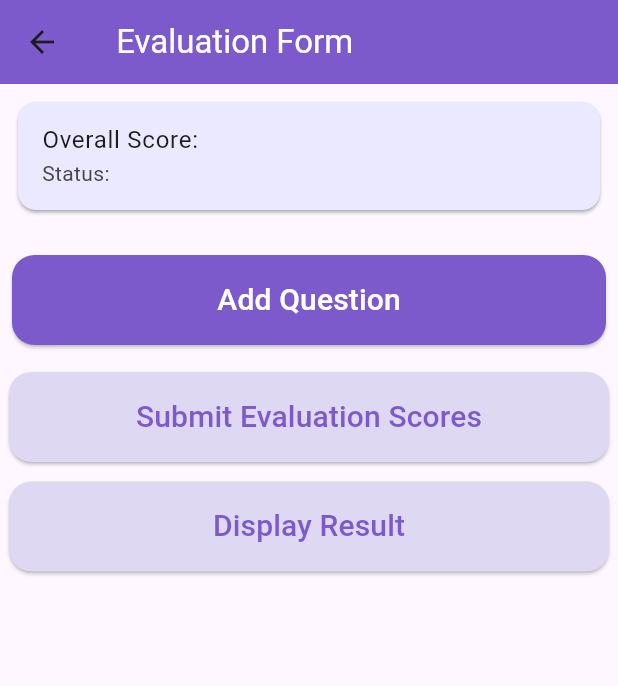
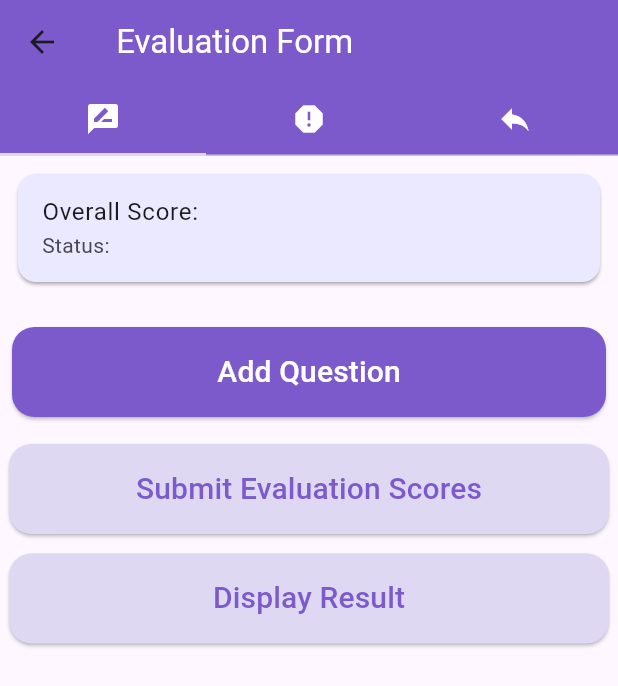
Before and after one commit to mariam-ossama/CareerFusionWithOnboarding, a Flutter app: the EvaluationFormPage screen opened directly with empty values, on a phone screen of 412 x 824 dp. Shown: the top 686 px of the screen. Run offline on Flutter 3.47's test engine with Material 3 defaults, Android fonts, the phone set to English and light mode, and no system bars; our stand-ins replace dio, file_picker, flutter_animation_progress_bar, flutter_local_notifications, google_sign_in, image_picker and 6 more; missing offline and left inert: dart:ffi, flutter_facebook_auth, flutter_pdfview, signalr_netcore; accounts and stored records are empty; network calls fail.

Commit message:
Reports UI

```diff
--- a/lib/main.dart
+++ b/lib/main.dart
@@ -16,6 +16,7 @@ import 'package:career_fusion/screens/candidate_screens/candidate_roadmap_screen
 import 'package:career_fusion/screens/HR_screens/cv_screening_result_screen.dart';
 import 'package:career_fusion/screens/HR_screens/cv_screening_screen.dart';
 import 'package:career_fusion/screens/HR_screens/hr_posts_screen.dart';
+import 'package:career_fusion/screens/candidate_screens/employee_report_screen.dart';
 import 'package:career_fusion/screens/candidate_screens/recommended_jobs_screen.dart';
 import 'package:career_fusion/screens/HR_screens/define_needs_screen.dart';
 import 'package:career_fusion/screens/candidate_screens/edit_user_profile_screen.dart';
@@ -143,6 +144,7 @@ class CareerFusion extends StatelessWidget {
         'HRPostsPage': (context) => HRPostsPage(),
         'CandidateRoadmapPage': (context) => CandidateRoadmapPage(),
         'CompanyEmployeesPage': (context) => CompanyEmployeesPage(),
+        'ReportPage':(context) => ReportPage()
       },
       debugShowCheckedModeBanner: false,
       initialRoute: onboardingCompleted ? 'WelcomePage' : 'OnboardingScreen',
--- a/lib/screens/HR_screens/employee_evaluation_form_screen.dart
+++ b/lib/screens/HR_screens/employee_evaluation_form_screen.dart
@@ -5,7 +5,10 @@ import 'package:career_fusion/models/employee_evaluation_form.dart';
 import 'package:career_fusion/models/evaluation_question.dart';
 import 'package:career_fusion/models/question_actual_score.dart';
 import 'package:career_fusion/widgets/custom_button.dart';
+import 'package:career_fusion/widgets/custom_named_field.dart';
+import 'package:career_fusion/widgets/custom_text_field.dart';
 import 'package:flutter/material.dart';
+import 'package:flutter/widgets.dart';
 import 'package:http/http.dart' as http;
 import 'package:shared_preferences/shared_preferences.dart';
 
@@ -149,7 +152,9 @@ class _EvaluationFormPageState extends State<EvaluationFormPage> {
 
   @override
   Widget build(BuildContext context) {
-    return Scaffold(
+    return DefaultTabController(
+      length: 3,
+      child: Scaffold(
         appBar: AppBar(
           title: Text(
             '${widget.employee.userFullName} Evaluation Form',
@@ -159,8 +164,136 @@ class _EvaluationFormPageState extends State<EvaluationFormPage> {
             overflow: TextOverflow.ellipsis,
           ),
           backgroundColor: mainAppColor,
+          bottom: TabBar(
+            indicatorColor: secondColor,
+            indicatorSize: TabBarIndicatorSize.tab,
+            tabs: [
+            Tab(
+              icon: Icon(Icons.rate_review, color: Colors.white,),
             ),
-      body: SingleChildScrollView(
+            Tab(
+              icon: Icon(Icons.report, color: Colors.white,),
+            ),
+            Tab(
+              icon: Icon(Icons.reply, color: Colors.white,),
+            ),
+          ]),
+        ),
+        body: TabBarView(
+          children:[
+            evaluation_form(),
+            employee_report_creation(),
+            employee_report_display(),
+            ],),
+
+      ),
+    );
+  }
+
+  Widget employee_report_creation(){
+    return Column(
+      children: [
+        SizedBox(height: 10,),
+        CustomNamedField(text: 'Report Title'),
+        CustomTextField(obsecureText: false,
+        hint: 'Enter report title',),
+        SizedBox(height: 10,),
+        CustomNamedField(text: 'Report Content'),
+        Padding(
+          padding: const EdgeInsets.all(8.0),
+          child: TextField(
+                //controller: _postController,
+                maxLines: 10,
+                keyboardType: TextInputType.multiline,
+                decoration: InputDecoration(
+                  hintText: 'Write report...',
+                  border: OutlineInputBorder(),
+                ),
+              ),
+        ),
+        SizedBox(height: 10,),
+        CustomButton(text: 'Save Report',
+        onPressed: (){},),
+        SizedBox(height: 5,),
+        CustomButton(text: 'Send to ${widget.employee.userFullName}',
+        onPressed: (){},)
+      ],
+    );
+  }
+
+  Widget employee_report_display(){
+    return Column(
+      children: [
+        SizedBox(height: 10,),
+        Padding(
+          padding: const EdgeInsets.all(8.0),
+          child: Card(
+          color: cardsBackgroundColor,
+          child: ListTile(
+            title: Text('Report Title',
+            overflow: TextOverflow.ellipsis,
+            style: TextStyle(
+              color: mainAppColor,
+              fontWeight: FontWeight.bold,
+              fontSize: 22,
+              overflow: TextOverflow.ellipsis,
+            ),),
+          ),
+          ),
+        ),
+        SizedBox(height: 5,),
+        Padding(
+          padding: const EdgeInsets.all(8.0),
+          child: Card(
+            color: cardsBackgroundColor,
+            child: ListTile(
+              title: Column(children: [
+                Row(
+                  children: [Icon(Icons.person,color: mainAppColor,size: 16,),
+                  SizedBox(width: 5,),
+                  Text('${widget.employee.userFullName}')],
+                ),
+                SizedBox(height: 5,),
+                Row(
+                  children: [Icon(Icons.email,color: mainAppColor,size: 16,),
+                  SizedBox(width: 5,),
+                  Text('${widget.employee.userEmail}')],
+                )
+              ],)),
+          ),
+        ),
+        SizedBox(height: 5,),
+        Padding(
+          padding: const EdgeInsets.all(8.0),
+          child: Card(
+            color: cardsBackgroundColor,
+            child: ListTile(
+              title: Text('jjjjjjjjjjjjjjjjjjjjjjjjjjjjjjjjjjjjjjjjjjjjjjjjjjjjjjjjjjjjjjjjjjjjjjjjmmmmmmmmm')),
+          ),
+        ),
+        SizedBox(height: 5,),
+        Padding(
+          padding: const EdgeInsets.all(8.0),
+          child: Card(
+            color: cardsBackgroundColor,
+            child: ListTile(
+              title: Text('Is Read: ')),
+          ),
+        ),
+        SizedBox(height: 5,),
+        Padding(
+          padding: const EdgeInsets.all(8.0),
+          child: Card(
+            color: cardsBackgroundColor,
+            child: ListTile(title: Text('Is Accepted: ')),
+          ),
+        )
+      ],
+    );
+  }
+
+  Widget evaluation_form(){
+    return SingleChildScrollView(
         child: Column(
           crossAxisAlignment: CrossAxisAlignment.center,
           children: [
@@ -182,7 +315,6 @@ class _EvaluationFormPageState extends State<EvaluationFormPage> {
             SizedBox(height: 13,),
             Center(child: _buildDisplayOverallResult()),
           ],
-        ),
         ),
       );
   }
--- a/lib/screens/HR_screens/hr_account_screen.dart
+++ b/lib/screens/HR_screens/hr_account_screen.dart
@@ -62,14 +62,14 @@ class HRAccountPage extends StatelessWidget {
                     Navigator.pushNamed(context, 'RecruitmentPage');
                   },
                 ),
-                MenuCard(
+                /*MenuCard(
                   title: 'Assessments',
                   iconData: Icons.quiz_rounded,
                   onTap: () {
                     Navigator.pushNamed(
                         context, 'TechnicalInterviewModelsPage');
                   },
-                ),
+                ),*/
                 MenuCard(
                   title: 'Job Anouncements',
                   iconData: Icons.announcement_rounded,
```
Also changed, not shown: lib/screens/admin_screens/user_details_screen.dart (+10 -10 lines), lib/screens/candidate_screens/candidate_account_screen.dart (+10 -38 lines), lib/screens/candidate_screens/employee_report_screen.dart (added, +88 -0 lines), lib/widgets/menu_card.dart (added, +39 -0 lines). Lines whose indentation alone changed are shown as unchanged.
